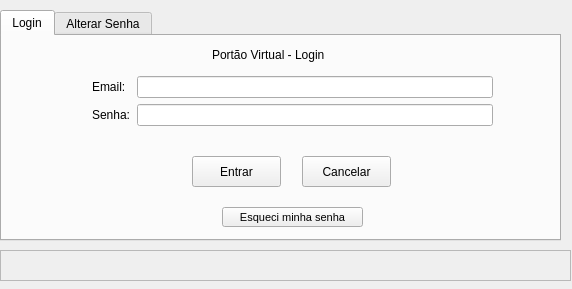
First picture: the form in formLogin.ui, repository noldorj/Personal-Home-Guard, before the edit.
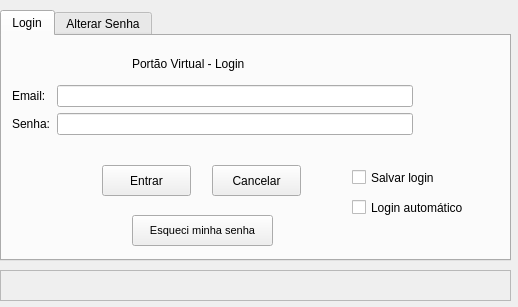
Second picture: the form after the edit.

Commit message: gravacao de videos 24hs ok - opcao por gravar ou nao video de alarmes e video 24hs ok - ignorar checkSessao se servidor estiver fora do ar ok

The edit to the form file:
```diff
--- a/formLogin.ui
+++ b/formLogin.ui
@@ -9,8 +9,8 @@
    <rect>
     <x>0</x>
     <y>0</y>
-    <width>572</width>
-    <height>289</height>
+    <width>518</width>
+    <height>307</height>
    </rect>
   </property>
   <property name="focusPolicy">
@@ -35,8 +35,8 @@
    <property name="geometry">
     <rect>
      <x>0</x>
-     <y>250</y>
-     <width>571</width>
+     <y>270</y>
+     <width>511</width>
      <height>31</height>
     </rect>
    </property>
@@ -52,8 +52,8 @@
     <rect>
      <x>0</x>
      <y>10</y>
-     <width>561</width>
-     <height>231</height>
+     <width>511</width>
+     <height>251</height>
     </rect>
    </property>
    <property name="contextMenuPolicy">
@@ -69,8 +69,8 @@
     <widget class="QWidget" name="formLayoutWidget">
      <property name="geometry">
       <rect>
-       <x>90</x>
-       <y>40</y>
+       <x>10</x>
+       <y>49</y>
        <width>401</width>
        <height>71</height>
       </rect>
@@ -109,8 +109,8 @@
     <widget class="QPushButton" name="btnLogin">
      <property name="geometry">
       <rect>
-       <x>190</x>
-       <y>120</y>
+       <x>100</x>
+       <y>129</y>
        <width>89</width>
        <height>31</height>
       </rect>
@@ -122,8 +122,8 @@
     <widget class="QPushButton" name="btnExit">
      <property name="geometry">
       <rect>
-       <x>300</x>
-       <y>120</y>
+       <x>210</x>
+       <y>129</y>
        <width>89</width>
        <height>31</height>
       </rect>
@@ -135,8 +135,8 @@
     <widget class="QLabel" name="label_3">
      <property name="geometry">
       <rect>
-       <x>210</x>
-       <y>10</y>
+       <x>130</x>
+       <y>19</y>
        <width>151</width>
        <height>17</height>
       </rect>
@@ -148,10 +148,10 @@
     <widget class="QPushButton" name="btnEsqueciSenha">
      <property name="geometry">
       <rect>
-       <x>220</x>
-       <y>171</y>
+       <x>130</x>
+       <y>179</y>
        <width>141</width>
-       <height>20</height>
+       <height>31</height>
       </rect>
      </property>
      <property name="font">
@@ -163,6 +163,32 @@
       <string>Esqueci minha senha</string>
      </property>
     </widget>
+    <widget class="QCheckBox" name="checkBoxSalvarLogin">
+     <property name="geometry">
+      <rect>
+       <x>350</x>
+       <y>130</y>
+       <width>111</width>
+       <height>23</height>
+      </rect>
+     </property>
+     <property name="text">
+      <string>Salvar login</string>
+     </property>
+    </widget>
+    <widget class="QCheckBox" name="checkBoxLoginAutomatico">
+     <property name="geometry">
+      <rect>
+       <x>350</x>
+       <y>160</y>
+       <width>151</width>
+       <height>23</height>
+      </rect>
+     </property>
+     <property name="text">
+      <string>Login automático</string>
+     </property>
+    </widget>
    </widget>
    <widget class="QWidget" name="tab_4">
     <attribute name="title">
```
Left out of the diff: 4 changed lines with no effect on the pictures. The commit also changes 11 other files.
